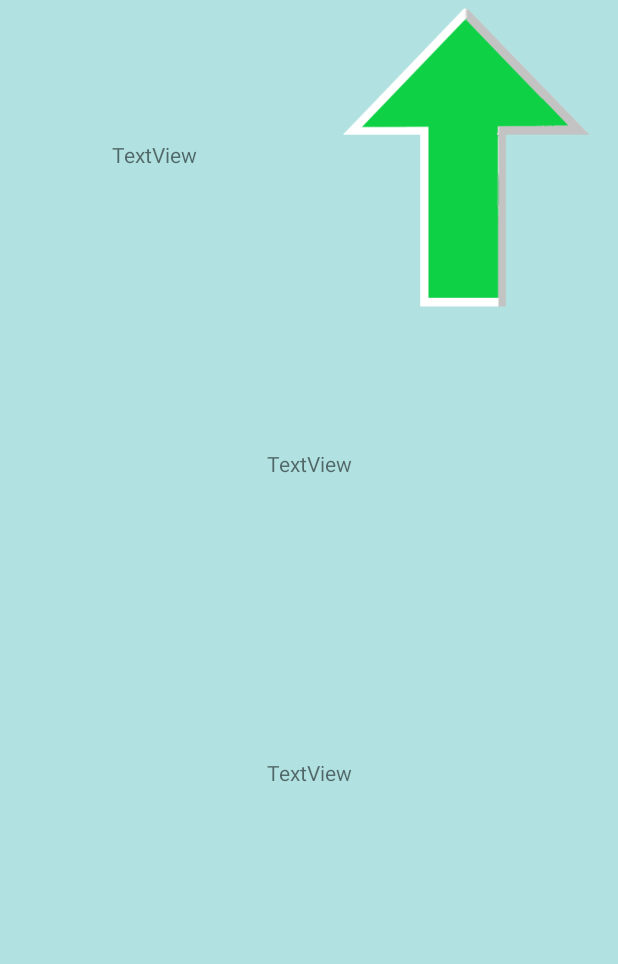
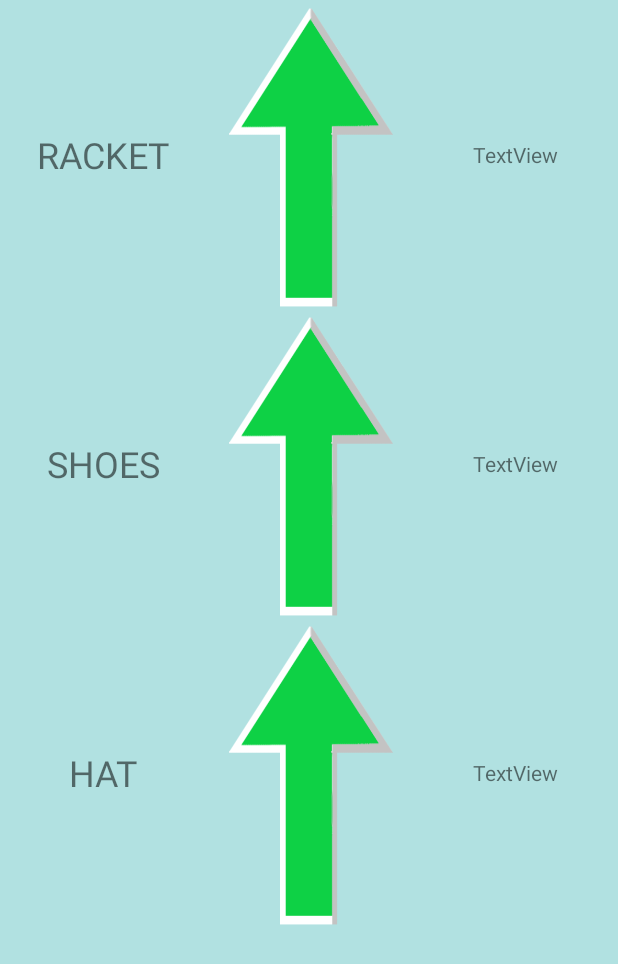
Before and after one commit to Dev-Luke-A/TennisHeroes, an Android app: the ShopActivity screen opened directly, with no data from a screen before it, on a phone screen of 412 x 824 dp. Shown: the top 964 px of the screen. Run offline under Robolectric (Android 15) with nearby library versions, the phone set to English and light mode, and no system bars.

Commit message:
commit:27a shops major epic update!!!!

```diff
--- a/app/src/main/java/com/game/tennisheroes/ShopActivity.java
+++ b/app/src/main/java/com/game/tennisheroes/ShopActivity.java
@@ -13,5 +13,28 @@ Typeface tf = HomeScreen.tf;
         super.onCreate(savedInstanceState);
         setContentView(R.layout.activity_shop);
 
+TextView tv2 = findViewById(R.id.textView2);
+tv2.setTypeface(tf);
+TextView tv3 = findViewById(R.id.textView3);
+tv3.setTypeface(tf);
+TextView tv4 = findViewById(R.id.textView4);
+tv4.setTypeface(tf);
+
+TextView tv6 = findViewById(R.id.textView6);
+tv6.setTypeface(tf);
+TextView tv7 = findViewById(R.id.textView7);
+tv7.setTypeface(tf);
+TextView tv8 = findViewById(R.id.textView8);
+tv8.setTypeface(tf);
+
+ int power;
+  int speed;
+   int luck;
+
+ power = 1;
+  speed = 1;
+   luck = 1;
+
+
     }
 }
--- a/app/src/main/res/layout/activity_main.xml
+++ b/app/src/main/res/layout/activity_main.xml
@@ -15,7 +15,7 @@
         android:layout_height="186dp"
         android:layout_weight="1"
         android:background="#b1e1e1"
-        android:contentDescription="@string/todo"
+
         android:scaleType="fitCenter"
         app:srcCompat="@drawable/shopbutton" />
 
@@ -25,7 +25,7 @@
         android:layout_height="100dp"
         android:layout_weight="1"
         android:background="#b1e1e1"
-        android:contentDescription="@string/todo"
+
         android:scaleType="fitCenter"
 
         android:src="@drawable/tournamentfinalprpleunblurried" />
--- a/app/src/main/res/layout/activity_shop.xml
+++ b/app/src/main/res/layout/activity_shop.xml
@@ -15,15 +15,17 @@
         android:layout_width="match_parent"
         android:layout_height="match_parent"
         android:layout_weight="1"
-        android:orientation="horizontal">
+        android:orientation="horizontal"
+        android:weightSum="3">
 
         <TextView
             android:id="@+id/textView2"
             android:layout_width="match_parent"
-          android:gravity="center"
             android:layout_height="match_parent"
             android:layout_weight="1"
-            android:text="TextView" />
+            android:gravity="center"
+            android:text="@string/racket"
+            android:textSize="24sp" />
 
         <ImageButton
             android:id="@+id/imageButton"
@@ -31,7 +33,15 @@
             android:layout_height="match_parent"
             android:layout_weight="1"
             android:background="@drawable/upgradebtn"
-            android:scaleType="centerInside"/>
+            android:scaleType="centerInside" />
+
+        <TextView
+            android:id="@+id/textView6"
+            android:layout_width="match_parent"
+            android:layout_height="match_parent"
+            android:layout_weight="1"
+            android:text="TextView"
+            android:gravity="center"/>
 
     </LinearLayout>
 
@@ -44,10 +54,28 @@
         <TextView
             android:id="@+id/textView3"
             android:layout_width="match_parent"
-            android:gravity="center"
             android:layout_height="match_parent"
             android:layout_weight="1"
-            android:text="TextView" />
+            android:gravity="center"
+            android:text="SHOES"
+            android:textSize="24sp" />
+
+        <ImageButton
+            android:id="@+id/imageButton2"
+            android:layout_width="match_parent"
+            android:layout_height="match_parent"
+            android:layout_weight="1"
+            android:background="@drawable/upgradebtn"
+
+            android:scaleType="centerInside" />
+
+        <TextView
+            android:id="@+id/textView7"
+            android:layout_width="match_parent"
+            android:layout_height="match_parent"
+            android:layout_weight="1"
+            android:text="TextView"
+            android:gravity="center"/>
 
     </LinearLayout>
 
@@ -63,7 +91,25 @@
             android:layout_height="match_parent"
             android:layout_weight="1"
             android:gravity="center"
-            android:text="TextView" />
+            android:text="@string/hat"
+            android:textSize="24sp" />
+
+        <ImageButton
+            android:id="@+id/imageButton5"
+            android:layout_width="match_parent"
+            android:layout_height="match_parent"
+            android:layout_weight="1"
+            android:background="@drawable/upgradebtn"
+
+            android:scaleType="centerInside" />
+
+        <TextView
+            android:id="@+id/textView8"
+            android:layout_width="match_parent"
+            android:layout_height="match_parent"
+            android:layout_weight="1"
+            android:text="TextView"
+            android:gravity="center"/>
 
     </LinearLayout>
 
--- a/app/src/main/res/values/strings.xml
+++ b/app/src/main/res/values/strings.xml
@@ -2,5 +2,8 @@
     <string name="app_name">Tennis Heroes</string>
     <string name="textview">TextView</string>
     <string name="warning_this_is_a_test">Warning this is a test</string>
-    <string name="todo">TODO</string>
+    <string name="trainers">TRAINERS</string>
+    <string name="hat">HAT</string>
+    <string name="racket">RACKET</string>
+
 </resources>
```
